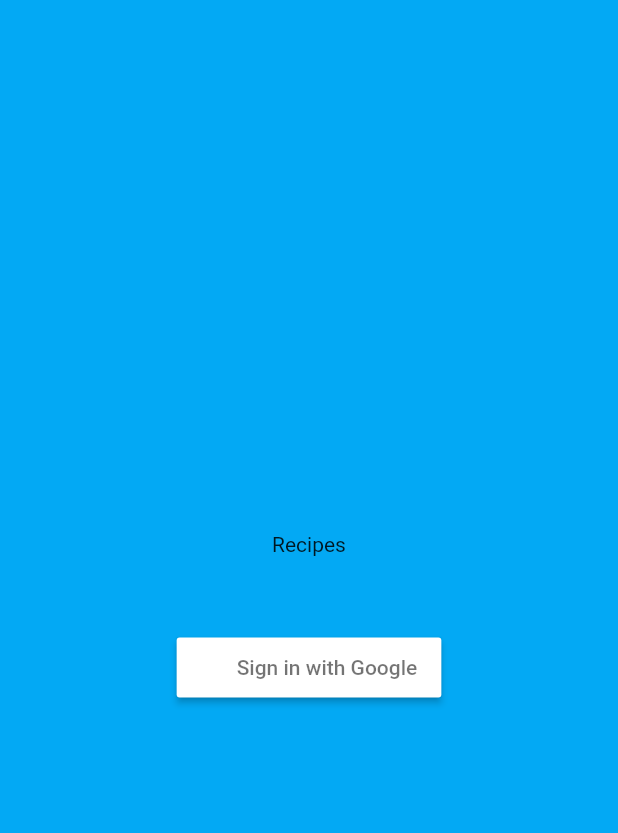
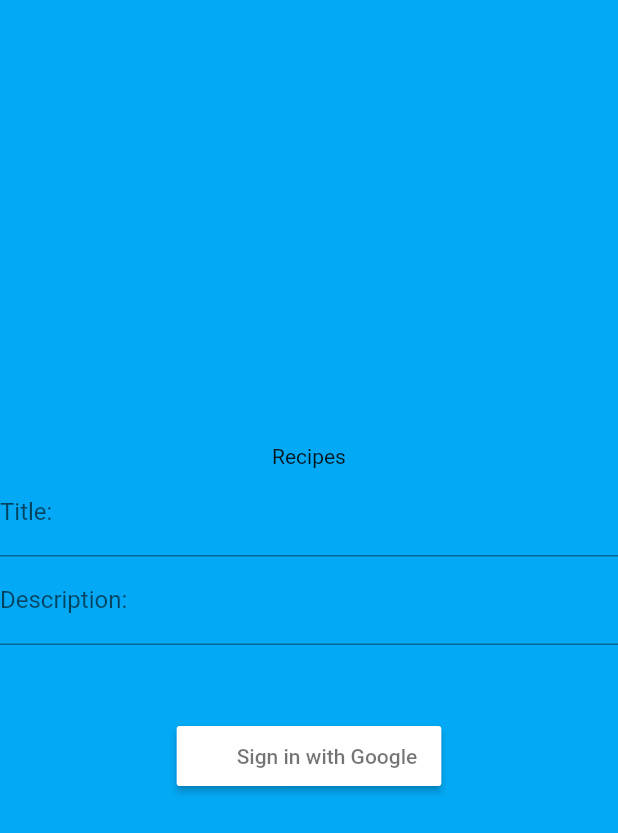
Before and after one commit to MattTheGreat/ToDoLIstApp, a Flutter app: the screen it shows after launch, on a phone screen of 412 x 824 dp. Shown: the top 833 px of the screen. Run offline on Flutter 3.47's test engine with Material 2 defaults, Android fonts, the phone set to English and light mode, and no system bars; our stand-ins replace firebase_auth, fluttertoast, google_sign_in; accounts and stored records are empty; Roboto replaces fonts that are missing (Roboto-Medium).

Commit message:
Logout works too

```diff
--- a/Flutter/todo_app/lib/widgets/stateless/login_widget.dart
+++ b/Flutter/todo_app/lib/widgets/stateless/login_widget.dart
@@ -22,6 +22,19 @@ class LoginScreen extends StatelessWidget {
           mainAxisAlignment: MainAxisAlignment.center,
           children: <Widget>[
             _buildText(),
+            TextField(
+              //controller: _titleController,
+              decoration: InputDecoration(
+                labelText: "Title:"
+              ),
+            ),
+            TextField(
+              //controller: _descriptionController,
+              decoration: InputDecoration(
+                labelText: "Description:"
+              ),
+            ),
+
             // Space between "Recipes" and the button:
             SizedBox(height: 50.0),
             GoogleSignInButton(onPressed: () =>
--- a/Flutter/todo_app/lib/widgets/stateless/todoApp_widget.dart
+++ b/Flutter/todo_app/lib/widgets/stateless/todoApp_widget.dart
@@ -15,6 +15,18 @@ class TodoApp extends StatefulWidget {
 
 }
 
+class Choice {
+  const Choice({this.title, this.icon});
+
+  final String title;
+  final IconData icon;
+}
+
+
+const List<Choice> choices = const <Choice>[
+  const Choice(title: 'Sign Out', icon: Icons.settings),
+  const Choice(title: 'Account', icon: Icons.person)
+];
 
 class TodoAppState extends State<TodoApp>{
   StateModel appState;
@@ -27,12 +39,31 @@ class TodoAppState extends State<TodoApp>{
     });
   }
 
+  void _select(Choice choice) {
+    if(choice.title == 'Sign Out') {
+      StateWidget.of(context).signOutWithGoogle().then((onValue) {
+        Navigator.of(context).pushNamedAndRemoveUntil("/", ModalRoute.withName("/"));
+      });
+    }
+  }
 
   Widget _buildTodoList(BuildContext context) {
     var config = AppConfig.of(context);
     return Scaffold(
       appBar: AppBar(
         title: Text("Codelife Todo(" + config.environmentName +")"),
+        actions: <Widget>[
+          PopupMenuButton<Choice>(
+            onSelected: _select,
+            itemBuilder: (BuildContext context) {
+            return choices.map((Choice choise) {
+                return PopupMenuItem<Choice>(
+                  value:  choise,
+                  child: Text(choise.title),
+                );
+            }).toList();
+          },)
+        ],
         ),
         body : FutureBuilder<List<UserTodo>>(
           //Future builder. Basically calls the getAllPost Method from the usertodo_service
```
Also changed, not shown: Flutter/todo_app/lib/state_widget.dart (+15 -0 lines), Flutter/todo_app/lib/util/auth.dart (+0 -9 lines).
